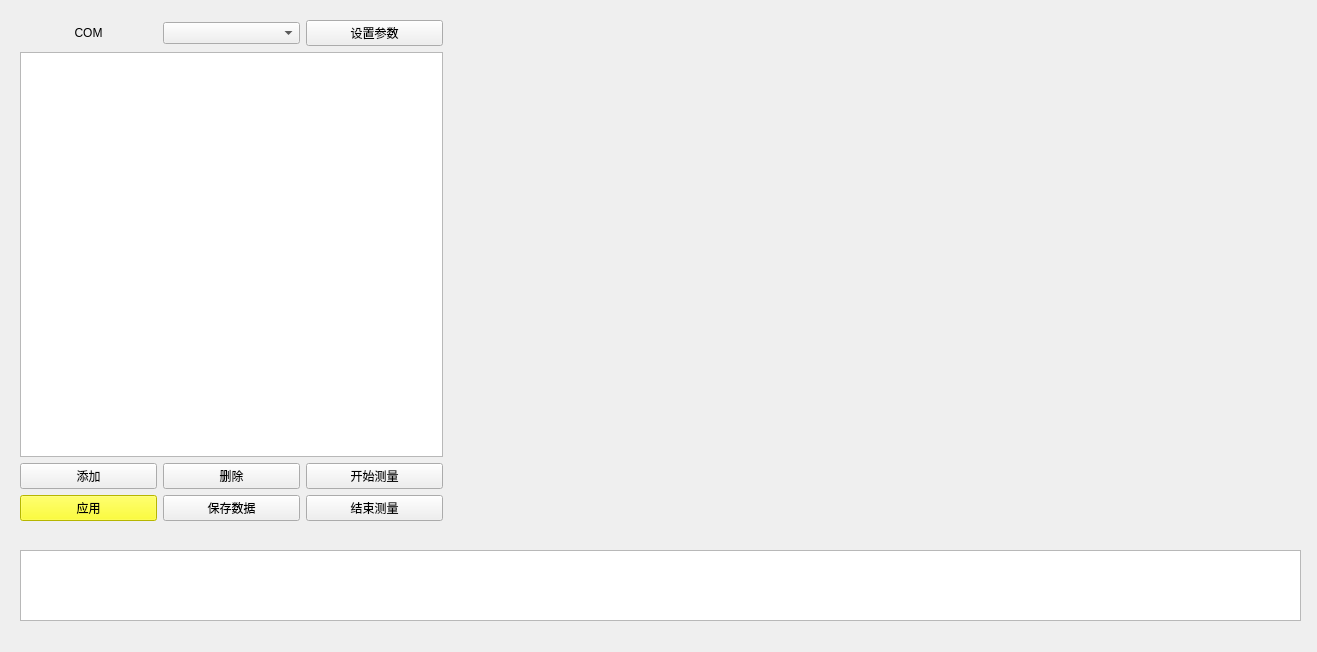
This is TZD.ui in AaronGe88/TZD as Qt 5 draws it before an edit. The edited form follows.
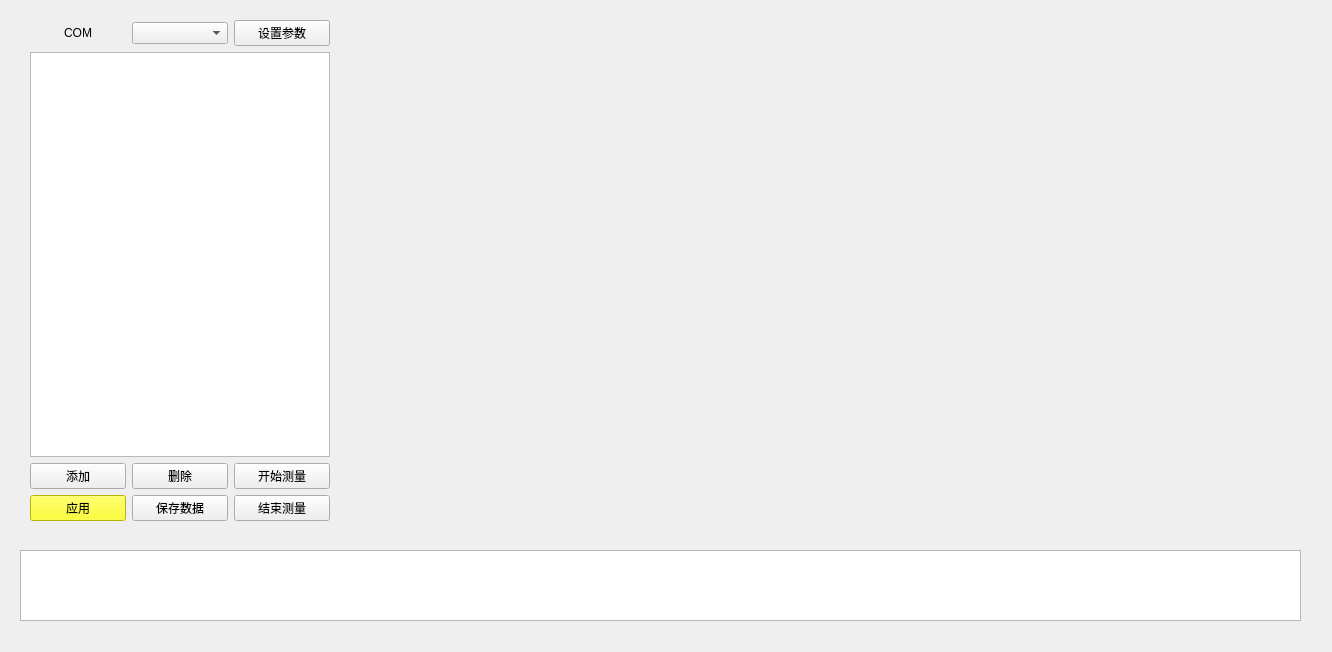
This is the edited form. Custom widgets are drawn as their Qt base class.

```diff
--- a/TZD.ui
+++ b/TZD.ui
@@ -6,7 +6,7 @@
    <rect>
     <x>0</x>
     <y>0</y>
-    <width>1317</width>
+    <width>1332</width>
     <height>652</height>
    </rect>
   </property>
@@ -18,7 +18,7 @@
     <rect>
      <x>20</x>
      <y>20</y>
-     <width>1281</width>
+     <width>321</width>
      <height>511</height>
     </rect>
    </property>
@@ -29,34 +29,15 @@
     <property name="bottomMargin">
      <number>10</number>
     </property>
-    <item row="0" column="1">
-     <spacer name="horizontalSpacer_2">
-      <property name="orientation">
-       <enum>Qt::Horizontal</enum>
-      </property>
-      <property name="sizeHint" stdset="0">
-       <size>
-        <width>40</width>
-        <height>20</height>
-       </size>
-      </property>
-     </spacer>
-    </item>
-    <item row="0" column="3">
-     <spacer name="horizontalSpacer_3">
-      <property name="orientation">
-       <enum>Qt::Horizontal</enum>
-      </property>
-      <property name="sizeHint" stdset="0">
-       <size>
-        <width>40</width>
-        <height>20</height>
-       </size>
-      </property>
-     </spacer>
-    </item>
     <item row="1" column="0">
-     <widget class="QTableView" name="tableView_force"/>
+     <widget class="QTableView" name="tableView_force">
+      <property name="maximumSize">
+       <size>
+        <width>300</width>
+        <height>16777215</height>
+       </size>
+      </property>
+     </widget>
     </item>
     <item row="0" column="0">
      <layout class="QHBoxLayout" name="horizontalLayout">
@@ -134,19 +115,6 @@
       </item>
      </layout>
     </item>
-    <item row="0" column="2">
-     <layout class="QGridLayout" name="gridLayout_2"/>
-    </item>
-    <item row="1" column="3">
-     <widget class="MatplotlibWidget" name="widget_flatten" native="true"/>
-    </item>
-    <item row="1" column="1">
-     <widget class="StrainPlotWidget" name="widget_strain" native="true">
-      <property name="whatsThis">
-       <string>&lt;html&gt;&lt;head/&gt;&lt;body&gt;&lt;p&gt;开始测量过程前先点击应用确认测量数据&lt;/p&gt;&lt;/body&gt;&lt;/html&gt;</string>
-      </property>
-     </widget>
-    </item>
    </layout>
   </widget>
   <widget class="QTextBrowser" name="textBrowser_info">
@@ -159,14 +127,33 @@
     </rect>
    </property>
   </widget>
+  <widget class="StrainPlotWidget" name="widget_strain" native="true">
+   <property name="geometry">
+    <rect>
+     <x>350</x>
+     <y>10</y>
+     <width>951</width>
+     <height>531</height>
+    </rect>
+   </property>
+   <property name="minimumSize">
+    <size>
+     <width>800</width>
+     <height>0</height>
+    </size>
+   </property>
+   <property name="maximumSize">
+    <size>
+     <width>1000</width>
+     <height>16777215</height>
+    </size>
+   </property>
+   <property name="whatsThis">
+    <string>&lt;html&gt;&lt;head/&gt;&lt;body&gt;&lt;p&gt;开始测量过程前先点击应用确认测量数据&lt;/p&gt;&lt;/body&gt;&lt;/html&gt;</string>
+   </property>
+  </widget>
  </widget>
  <customwidgets>
-  <customwidget>
-   <class>MatplotlibWidget</class>
-   <extends>QWidget</extends>
-   <header>matplotlibwidget.h</header>
-   <container>1</container>
-  </customwidget>
   <customwidget>
    <class>StrainPlotWidget</class>
    <extends>QWidget</extends>
```
